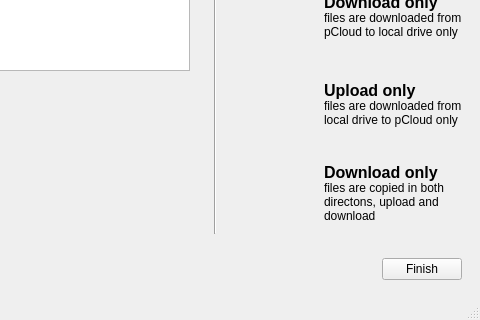
pcloudcom/psyncgui, file welcomescreen.ui: the form before one commit; both pictures show x 533 to 1013 and y 177 to 497 of the 1013 by 497 pixel window.
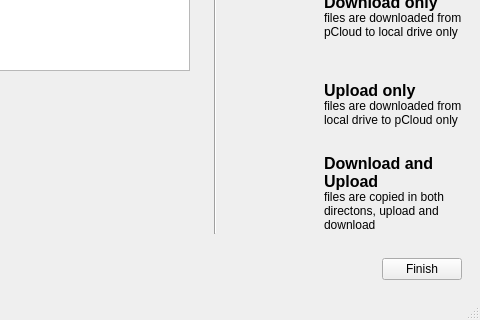
The form after the commit. Icons and pictures are not drawn.

What changed in the file:
```diff
--- a/welcomescreen.ui
+++ b/welcomescreen.ui
@@ -302,7 +302,7 @@
                 <item>
                  <widget class="QLabel" name="label_9">
                   <property name="text">
-                   <string>&lt;html&gt;&lt;head/&gt;&lt;body&gt;&lt;p&gt;&lt;span style=&quot; font-size:12pt; font-weight:600;&quot;&gt;Download only&lt;br/&gt;&lt;/span&gt;files are copied in both directons, upload and download&lt;/p&gt;&lt;/body&gt;&lt;/html&gt;</string>
+                   <string>&lt;html&gt;&lt;head/&gt;&lt;body&gt;&lt;p&gt;&lt;span style=&quot; font-size:12pt; font-weight:600;&quot;&gt;Download and Upload&lt;br/&gt;&lt;/span&gt;files are copied in both directons, upload and download&lt;/p&gt;&lt;/body&gt;&lt;/html&gt;</string>
                   </property>
                   <property name="scaledContents">
                    <bool>true</bool>
```
